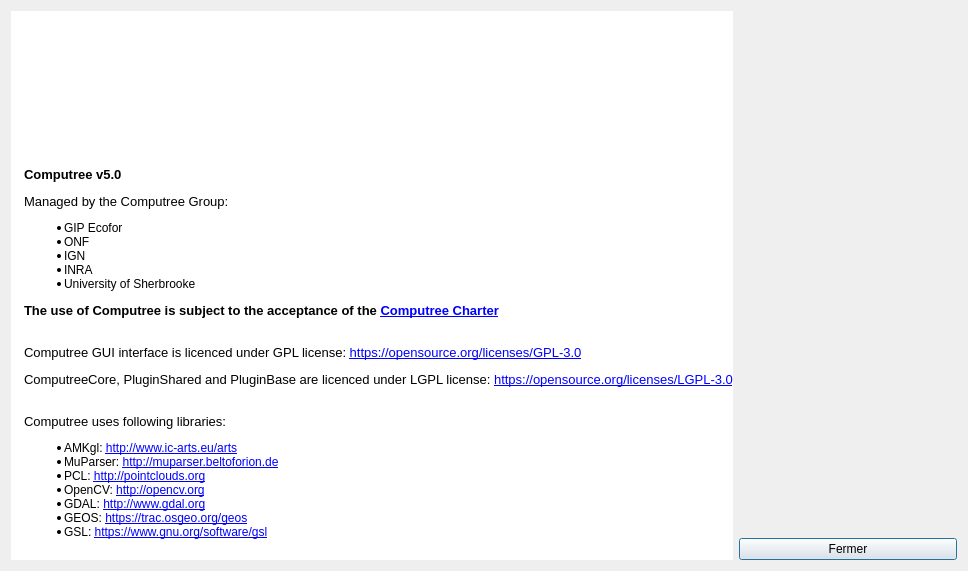
This is ComputreeGui/view/MainView/gaboutdialog.ui in Chabam/computree-mirror as Qt 5 draws it before an edit. The edited form follows.
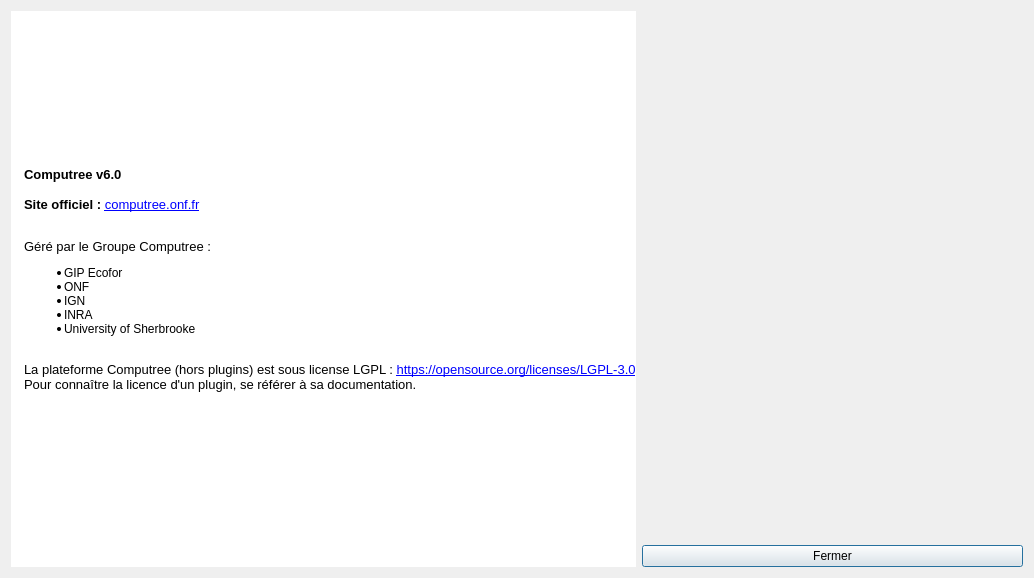
This is the edited form. Icons and pictures are not drawn.

What changed in the file:
```diff
--- a/ComputreeGui/view/MainView/gaboutdialog.ui
+++ b/ComputreeGui/view/MainView/gaboutdialog.ui
@@ -6,8 +6,8 @@
    <rect>
     <x>0</x>
     <y>0</y>
-    <width>968</width>
-    <height>571</height>
+    <width>1034</width>
+    <height>578</height>
    </rect>
   </property>
   <property name="windowTitle">
@@ -211,43 +211,10 @@
         <item>
          <widget class="QLabel" name="label">
           <property name="text">
-           <string>
-&lt;html&gt;
-&lt;head/&gt;
-&lt;body&gt;
-
-&lt;p&gt;&lt;span style=&quot; font-famliy:'Sans'; font-size:10pt; font-weight:600;&quot;&gt;Computree v5.0&lt;/span&gt;&lt;/p&gt;
-
-&lt;p style=&quot; font-family:'Sans'; font-size:10pt;&quot;&gt;Managed by the Computree Group:&lt;/p&gt;
-&lt;ul&gt;
-&lt;li&gt; GIP Ecofor&lt;/li&gt;
-&lt;li&gt; ONF&lt;/li&gt;
-&lt;li&gt; IGN&lt;/li&gt;
-&lt;li&gt; INRA&lt;/li&gt;
-&lt;li&gt; University of Sherbrooke&lt;/li&gt;
-&lt;/ul&gt;
-
-&lt;p style=&quot; font-family:'Sans'; font-size:10pt; font-weight:600;&quot;&gt;The use of Computree is subject to the acceptance of the &lt;a href=&quot;http://rdinnovation.onf.fr/projects/computree/wiki/En_charte_v5&quot;&gt;Computree Charter&lt;/a&gt;&lt;/p&gt;
-
-&lt;br&gt;
-&lt;p style=&quot; font-family:'Sans'; font-size:10pt;&quot;&gt;Computree GUI interface is licenced under GPL license: &lt;a href=&quot;https://opensource.org/licenses/GPL-3.0&quot;&gt;https://opensource.org/licenses/GPL-3.0&lt;/a&gt;&lt;/p&gt;
-&lt;p style=&quot; font-family:'Sans'; font-size:10pt;&quot;&gt;ComputreeCore, PluginShared and PluginBase are licenced under LGPL license: &lt;a href=&quot;https://opensource.org/licenses/LGPL-3.0&quot;&gt;https://opensource.org/licenses/LGPL-3.0&lt;/a&gt;&lt;/p&gt;
-
-&lt;br&gt;
-&lt;p style=&quot; font-family:'Sans'; font-size:10pt;&quot;&gt;Computree uses following libraries:&lt;/p&gt;
-
-&lt;ul&gt;
-&lt;li&gt; AMKgl: &lt;a href=&quot;http://www.ic-arts.eu/arts/&quot;&gt;http://www.ic-arts.eu/arts&lt;/a&gt;&lt;/li&gt;
-&lt;li&gt; MuParser: &lt;a href=&quot;http://muparser.beltoforion.de&quot;&gt;http://muparser.beltoforion.de&lt;/a&gt;&lt;/li&gt;
-&lt;li&gt; PCL: &lt;a href=&quot;http://pointclouds.or/&quot;&gt;http://pointclouds.org&lt;/a&gt;&lt;/li&gt;
-&lt;li&gt; OpenCV: &lt;a href=&quot;http://opencv.org&quot;&gt;http://opencv.org&lt;/a&gt;&lt;/li&gt;
-&lt;li&gt; GDAL: &lt;a href=&quot;http://www.gdal.org&quot;&gt;http://www.gdal.org&lt;/a&gt;&lt;/li&gt;
-&lt;li&gt; GEOS: &lt;a href=&quot;https://trac.osgeo.org/geos&quot;&gt;https://trac.osgeo.org/geos&lt;/a&gt;&lt;/li&gt;
-&lt;li&gt; GSL: &lt;a href=&quot;https://www.gnu.org/software/gsl&quot;&gt;https://www.gnu.org/software/gsl&lt;/a&gt;&lt;/li&gt;
-&lt;/ul&gt;
-
-&lt;/body&gt;
-&lt;/html&gt;</string>
+           <string>&lt;html&gt;&lt;head/&gt;&lt;body&gt;&lt;p&gt;&lt;span style=&quot; font-size:10pt; font-weight:600;&quot;&gt;Computree v6.0&lt;br/&gt;&lt;br/&gt;Site officiel : &lt;/span&gt;&lt;a href=&quot;http://computree.onf.fr&quot; target=&quot;_blank&quot; rel=&quot;noopener noreferrer&quot;&gt;&lt;span style=&quot; font-family:'Sans'; font-size:10pt; text-decoration: underline; color:#0000ff;&quot;&gt;computree.onf.fr&lt;/span&gt;&lt;/a&gt;&lt;/p&gt;&lt;p&gt;&lt;span style=&quot; font-family:'Sans'; font-size:10pt;&quot;&gt;&lt;br/&gt;Géré par le Groupe Computree :&lt;/span&gt;&lt;/p&gt;&lt;ul style=&quot;margin-top: 0px; margin-bottom: 0px; margin-left: 0px; margin-right: 0px; -qt-list-indent: 1;&quot;&gt;&lt;li style=&quot; margin-top:12px; margin-bottom:0px; margin-left:0px; margin-right:0px; -qt-block-indent:0; text-indent:0px;&quot;&gt;GIP Ecofor&lt;/li&gt;&lt;li style=&quot; margin-top:0px; margin-bottom:0px; margin-left:0px; margin-right:0px; -qt-block-indent:0; text-indent:0px;&quot;&gt;ONF&lt;/li&gt;&lt;li style=&quot; margin-top:0px; margin-bottom:0px; margin-left:0px; margin-right:0px; -qt-block-indent:0; text-indent:0px;&quot;&gt;IGN&lt;/li&gt;&lt;li style=&quot; margin-top:0px; margin-bottom:0px; margin-left:0px; margin-right:0px; -qt-block-indent:0; text-indent:0px;&quot;&gt;INRA&lt;/li&gt;&lt;li style=&quot; margin-top:0px; margin-bottom:12px; margin-left:0px; margin-right:0px; -qt-block-indent:0; text-indent:0px;&quot;&gt;University of Sherbrooke &lt;/li&gt;&lt;/ul&gt;&lt;p&gt;&lt;br/&gt;&lt;span style=&quot; font-family:'Sans'; font-size:10pt;&quot;&gt;La plateforme Computree (hors plugins) est sous license LGPL : &lt;/span&gt;&lt;a href=&quot;https://opensource.org/licenses/LGPL-3.0&quot; target=&quot;_blank&quot; rel=&quot;noopener noreferrer&quot;&gt;&lt;span style=&quot; font-family:'Sans'; font-size:10pt; text-decoration: underline; color:#0000ff;&quot;&gt;https://opensource.org/licenses/LGPL-3.0&lt;/span&gt;&lt;/a&gt;&lt;br/&gt;&lt;span style=&quot; font-family:'Sans'; font-size:10pt;&quot;&gt;Pour connaître la licence d'un plugin, se référer à sa documentation. &lt;/span&gt;&lt;/p&gt;&lt;/body&gt;&lt;/html&gt;</string>
+          </property>
+          <property name="textFormat">
+           <enum>Qt::RichText</enum>
           </property>
           <property name="alignment">
            <set>Qt::AlignLeading|Qt::AlignLeft|Qt::AlignTop</set>
```
Left out of the diff: 3 changed lines with no effect on the pictures.
